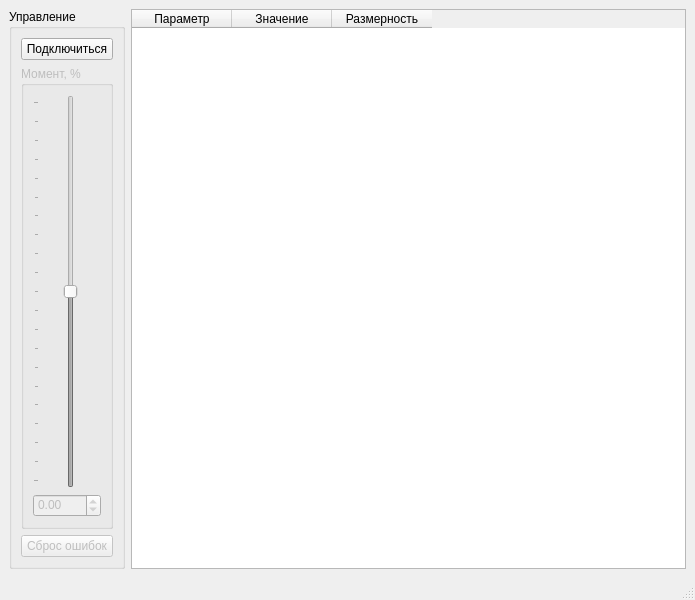
hochu-leto/EVIS, file VMU_monitor.ui: the form before one commit.
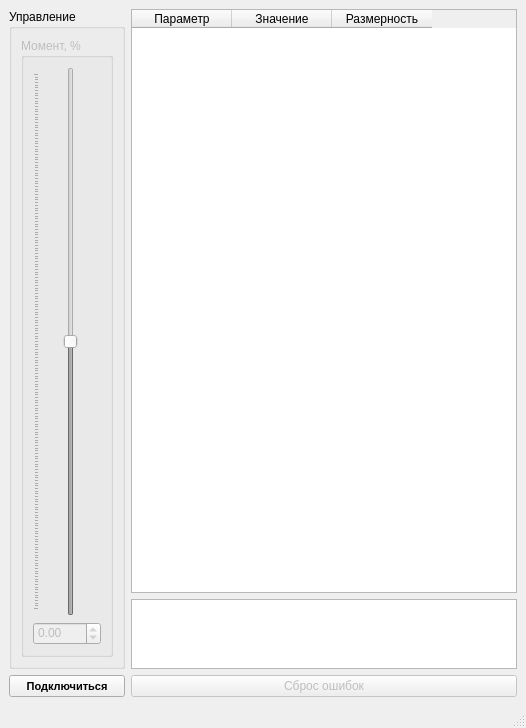
The form after the commit.

What changed in the file:
```diff
--- a/VMU_monitor.ui
+++ b/VMU_monitor.ui
@@ -6,8 +6,8 @@
    <rect>
     <x>0</x>
     <y>0</y>
-    <width>695</width>
-    <height>600</height>
+    <width>526</width>
+    <height>728</height>
    </rect>
   </property>
   <property name="sizePolicy">
@@ -26,21 +26,84 @@
    <set>QMainWindow::AnimatedDocks</set>
   </property>
   <widget class="QWidget" name="centralwidget">
-   <layout class="QHBoxLayout" name="horizontalLayout" stretch="1,5">
-    <item>
+   <layout class="QGridLayout" name="gridLayout_2" rowstretch="10,1,0" columnstretch="1,6">
+    <item row="1" column="1">
+     <widget class="QTextBrowser" name="textBrowser"/>
+    </item>
+    <item row="0" column="1">
+     <widget class="QTableWidget" name="vmu_param_table">
+      <column>
+       <property name="text">
+        <string>Параметр</string>
+       </property>
+      </column>
+      <column>
+       <property name="text">
+        <string>Значение</string>
+       </property>
+      </column>
+      <column>
+       <property name="text">
+        <string>Размерность</string>
+       </property>
+      </column>
+     </widget>
+    </item>
+    <item row="2" column="1">
+     <widget class="QPushButton" name="reset_faults">
+      <property name="enabled">
+       <bool>false</bool>
+      </property>
+      <property name="text">
+       <string>Сброс ошибок</string>
+      </property>
+     </widget>
+    </item>
+    <item row="2" column="0">
+     <widget class="QPushButton" name="connect_btn">
+      <property name="sizePolicy">
+       <sizepolicy hsizetype="Minimum" vsizetype="Minimum">
+        <horstretch>0</horstretch>
+        <verstretch>0</verstretch>
+       </sizepolicy>
+      </property>
+      <property name="minimumSize">
+       <size>
+        <width>0</width>
+        <height>0</height>
+       </size>
+      </property>
+      <property name="baseSize">
+       <size>
+        <width>0</width>
+        <height>0</height>
+       </size>
+      </property>
+      <property name="font">
+       <font>
+        <pointsize>8</pointsize>
+        <weight>75</weight>
+        <bold>true</bold>
+       </font>
+      </property>
+      <property name="text">
+       <string>Подключиться</string>
+      </property>
+     </widget>
+    </item>
+    <item row="0" column="0" rowspan="2">
      <widget class="QGroupBox" name="groupBox">
+      <property name="minimumSize">
+       <size>
+        <width>0</width>
+        <height>480</height>
+       </size>
+      </property>
       <property name="title">
        <string>Управление </string>
       </property>
-      <layout class="QVBoxLayout" name="verticalLayout" stretch="2,5,2">
-       <item>
-        <widget class="QPushButton" name="connect_btn">
-         <property name="text">
-          <string>Подключиться</string>
-         </property>
-        </widget>
-       </item>
-       <item>
+      <layout class="QGridLayout" name="gridLayout">
+       <item row="1" column="0">
         <widget class="QGroupBox" name="power_box">
          <property name="enabled">
           <bool>false</bool>
@@ -102,38 +165,9 @@
          </layout>
         </widget>
        </item>
-       <item>
-        <widget class="QPushButton" name="reset_faults">
-         <property name="enabled">
-          <bool>false</bool>
-         </property>
-         <property name="text">
-          <string>Сброс ошибок</string>
-         </property>
-        </widget>
-       </item>
       </layout>
      </widget>
     </item>
-    <item>
-     <widget class="QTableWidget" name="vmu_param_table">
-      <column>
-       <property name="text">
-        <string>Параметр</string>
-       </property>
-      </column>
-      <column>
-       <property name="text">
-        <string>Значение</string>
-       </property>
-      </column>
-      <column>
-       <property name="text">
-        <string>Размерность</string>
-       </property>
-      </column>
-     </widget>
-    </item>
    </layout>
   </widget>
   <widget class="QMenuBar" name="menubar">
```
Left out of the diff: 12 changed lines with no effect on the pictures.
